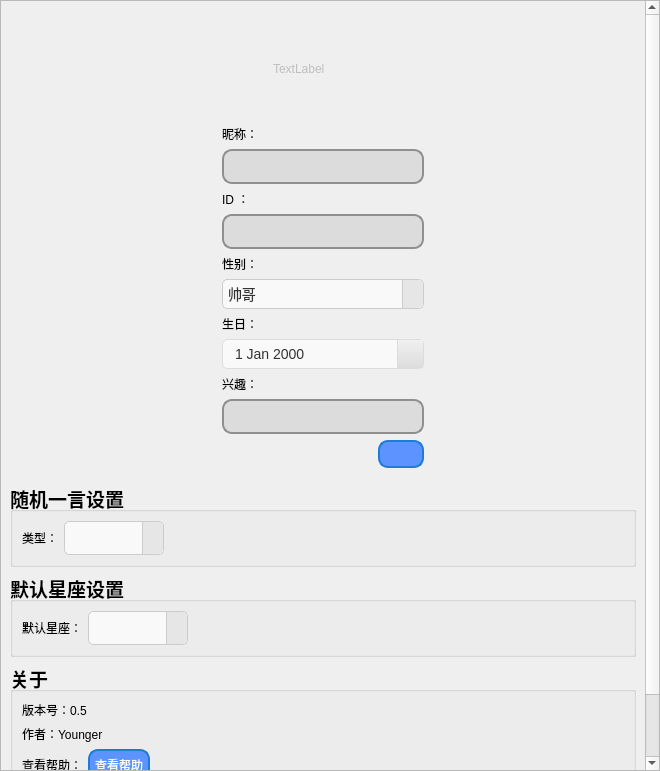
Qt form ui/setting.ui (Younger-Chan/everyday) before a commit.
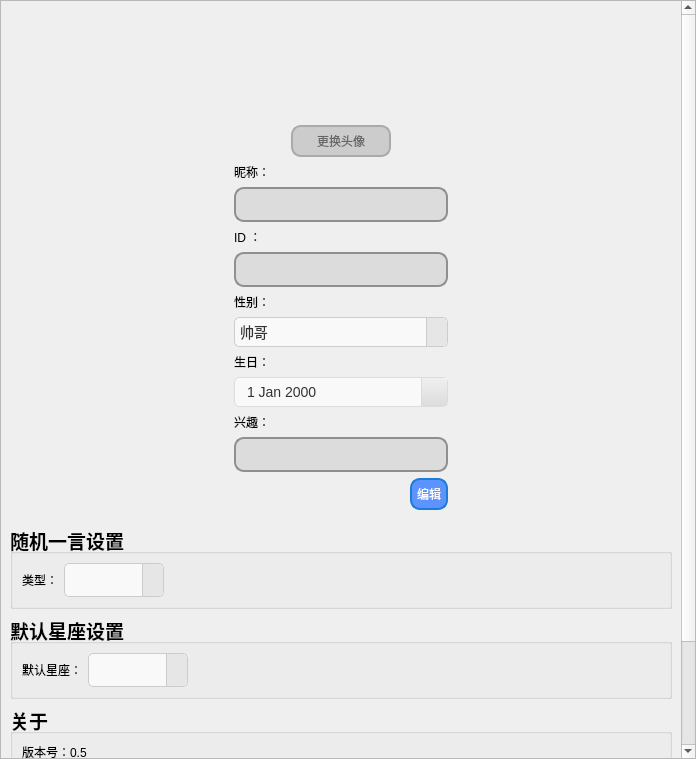
The same form after that commit. Icons and pictures are not drawn.

Commit message: 修改设置界面的部分ui及功能

The edit to the form file:
```diff
--- a/ui/setting.ui
+++ b/ui/setting.ui
@@ -6,8 +6,8 @@
    <rect>
     <x>0</x>
     <y>0</y>
-    <width>660</width>
-    <height>771</height>
+    <width>696</width>
+    <height>759</height>
    </rect>
   </property>
   <property name="windowTitle">
@@ -36,37 +36,37 @@
        <rect>
         <x>0</x>
         <y>0</y>
-        <width>658</width>
-        <height>769</height>
+        <width>677</width>
+        <height>870</height>
        </rect>
       </property>
-      <layout class="QVBoxLayout" name="verticalLayout_9">
+      <layout class="QVBoxLayout" name="verticalLayout_11">
        <item>
-        <layout class="QVBoxLayout" name="verticalLayout_8">
-         <item>
-          <widget class="QWidget" name="widget" native="true">
            <layout class="QVBoxLayout" name="verticalLayout_10">
             <item>
-             <layout class="QHBoxLayout" name="horizontalLayout_3">
-              <item>
-               <spacer name="horizontalSpacer_7">
-                <property name="orientation">
-                 <enum>Qt::Horizontal</enum>
-                </property>
-                <property name="sizeHint" stdset="0">
-                 <size>
-                  <width>40</width>
-                  <height>20</height>
-                 </size>
-                </property>
-               </spacer>
-              </item>
+          <widget class="QWidget" name="widget" native="true">
+           <layout class="QVBoxLayout" name="verticalLayout_8">
               <item>
                <layout class="QVBoxLayout" name="verticalLayout_7">
                 <item>
+               <layout class="QHBoxLayout" name="horizontalLayout_4">
+                <item>
+                 <spacer name="horizontalSpacer_7">
+                  <property name="orientation">
+                   <enum>Qt::Horizontal</enum>
+                  </property>
+                  <property name="sizeHint" stdset="0">
+                   <size>
+                    <width>40</width>
+                    <height>20</height>
+                   </size>
+                  </property>
+                 </spacer>
+                </item>
+                <item>
                  <layout class="QVBoxLayout" name="verticalLayout_6">
                   <item>
-                   <layout class="QHBoxLayout" name="horizontalLayout_12">
+                   <layout class="QHBoxLayout" name="horizontalLayout_3">
                     <item>
                      <spacer name="horizontalSpacer_5">
                       <property name="orientation">
@@ -81,6 +81,8 @@
                      </spacer>
                     </item>
                     <item>
+                     <layout class="QVBoxLayout" name="verticalLayout_4">
+                      <item>
                      <widget class="QLabel" name="l_tx">
                       <property name="enabled">
                        <bool>false</bool>
@@ -101,9 +103,58 @@
                        <string notr="true">border-radius: 50px; </string>
                       </property>
                       <property name="text">
-                       <string>TextLabel</string>
-                      </property>
-                     </widget>
+                         <string/>
+                        </property>
+                        <property name="alignment">
+                         <set>Qt::AlignJustify|Qt::AlignVCenter</set>
+                        </property>
+                        <property name="wordWrap">
+                         <bool>false</bool>
+                        </property>
+                       </widget>
+                      </item>
+                      <item>
+                       <widget class="QPushButton" name="pb_tx">
+                        <property name="enabled">
+                         <bool>false</bool>
+                        </property>
+                        <property name="styleSheet">
+                         <string notr="true">/* 设置 QPushButton 的基本样式 */
+QPushButton {
+    color: white; /* 文字颜色 */
+    background-color: #5c93fe; /* 背景色 */
+    border-style: solid; /* 边框样式 */
+    border-width: 2px; /* 边框宽度 */
+    border-radius: 10px; /* 边框圆角 */
+    border-color: #1c7cd6; /* 边框颜色 */
+    padding: 5px; /* 内边距 */
+}
+
+/* 设置鼠标悬停时的样式 */
+QPushButton:hover {
+    background-color: #1c7cd6; /* 鼠标悬停时的背景色 */
+    border-color: #5c93fe; /* 鼠标悬停时的边框颜色 */
+}
+
+/* 设置鼠标按下时的样式 */
+QPushButton:pressed {
+    background-color: #555555; /* 鼠标按下时的背景色 */
+    border-color: #333333; /* 鼠标按下时的边框颜色 */
+}
+
+/* 设置禁用状态的样式 */
+QPushButton:disabled {
+    background-color: #cccccc; /* 禁用状态的背景色 */
+    border-color: #aaaaaa; /* 禁用状态的边框颜色 */
+    color: #666666; /* 禁用状态的文字颜色 */
+}</string>
+                        </property>
+                        <property name="text">
+                         <string>更换头像</string>
+                        </property>
+                       </widget>
+                      </item>
+                     </layout>
                     </item>
                     <item>
                      <spacer name="horizontalSpacer_6">
@@ -424,10 +475,6 @@
                       </property>
                      </widget>
                     </item>
-                   </layout>
-                  </item>
-                 </layout>
-                </item>
                 <item>
                  <layout class="QHBoxLayout" name="horizontalLayout_2">
                   <item>
@@ -483,13 +530,11 @@
 }</string>
                     </property>
                     <property name="text">
-                     <string/>
-                    </property>
-                    <property name="icon">
-                     <iconset resource="../rc/icon.qrc">
-                      <normaloff>:/tool/tool/data-checkbox.png</normaloff>:/tool/tool/data-checkbox.png</iconset>
-                    </property>
-                   </widget>
+                         <string>编辑</string>
+                        </property>
+                       </widget>
+                      </item>
+                     </layout>
                   </item>
                  </layout>
                 </item>
@@ -511,8 +556,12 @@
              </layout>
             </item>
            </layout>
+            </item>
+           </layout>
           </widget>
          </item>
+         <item>
+          <layout class="QVBoxLayout" name="verticalLayout_9">
          <item>
           <widget class="QGroupBox" name="groupBox">
            <property name="font">
@@ -910,6 +959,8 @@
            </property>
           </spacer>
          </item>
+          </layout>
+         </item>
          <item>
           <layout class="QHBoxLayout" name="horizontalLayout_9">
            <item>
```
Left out of the diff: 6 changed lines with no effect on the pictures. Lines whose indentation alone changed are shown as unchanged. The commit also changes 2 other files.
